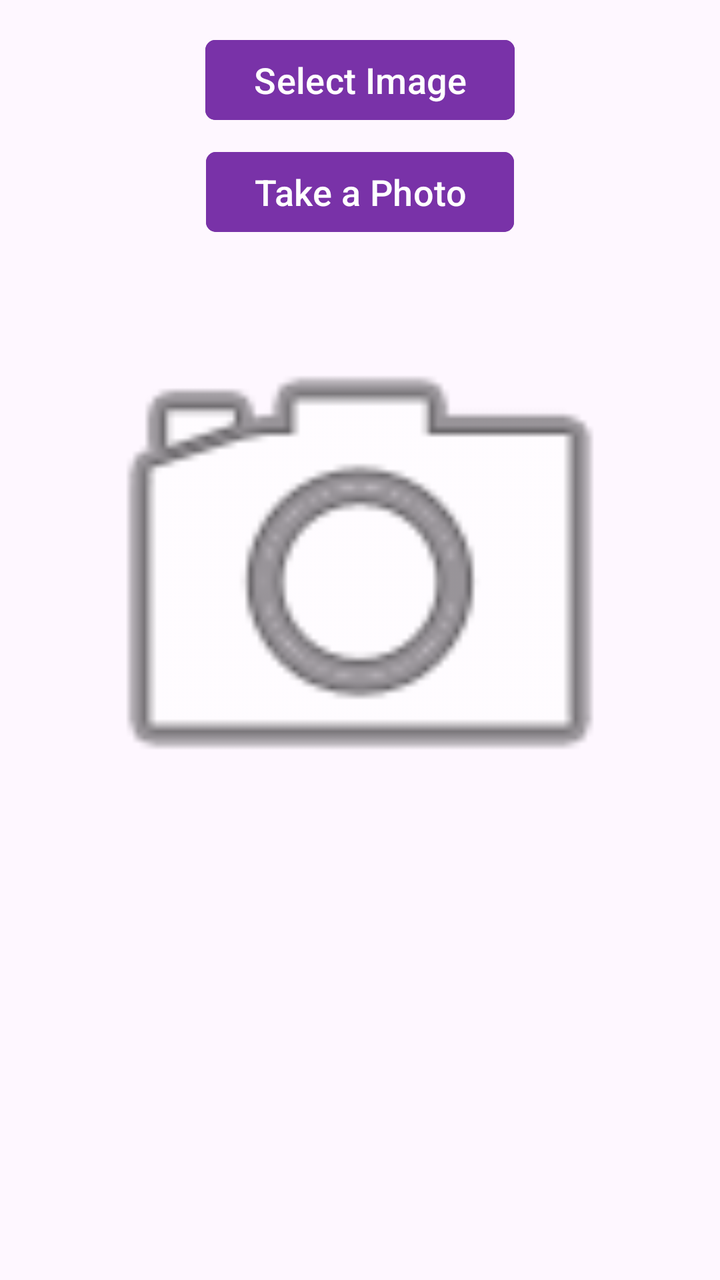
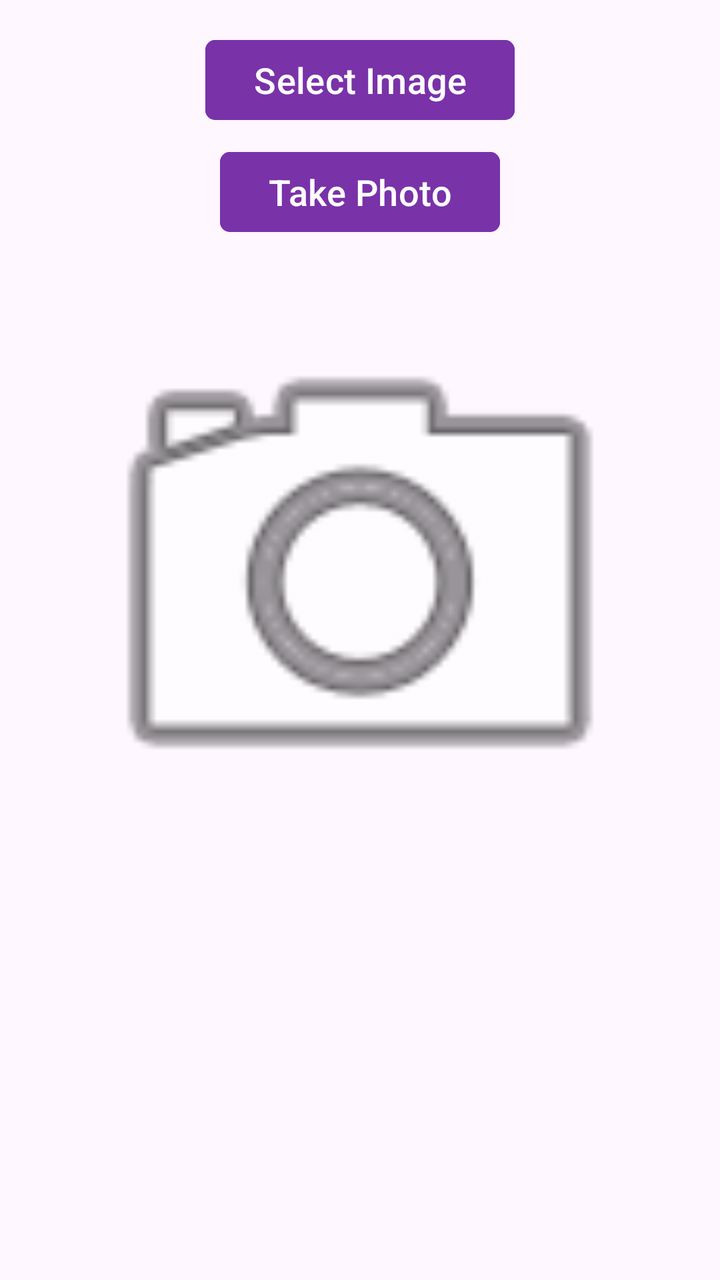

Two renders of the same Android screen: before a commit and after it. Below are the layout's source before the change and the commit's diff.
<!-- AndroidManifest.xml: application theme Theme.BridgeCare -->
<!-- res/layout/activity_edit_task.xml -->
<?xml version="1.0" encoding="utf-8"?>
<androidx.constraintlayout.widget.ConstraintLayout xmlns:android="http://schemas.android.com/apk/res/android"
    xmlns:app="http://schemas.android.com/apk/res-auto"
    xmlns:tools="http://schemas.android.com/tools"
    android:layout_width="match_parent"
    android:layout_height="match_parent"
    tools:context=".EditTaskActivity">

    <Button
        android:id="@+id/BSelectImage"
        android:layout_width="wrap_content"
        android:layout_height="wrap_content"
        android:layout_marginTop="16dp"
        android:text="Select Image"
        android:textColor="@android:color/white"
        android:textSize="18sp"
        app:layout_constraintEnd_toEndOf="parent"
        app:layout_constraintStart_toStartOf="parent"
        app:layout_constraintTop_toTopOf="parent"
        android:backgroundTint="#7932a8"
        app:cornerRadius="5dp"/>

    <Button
        android:id="@+id/BOpenCamera"
        android:layout_width="wrap_content"
        android:layout_height="wrap_content"
        android:layout_marginTop="8dp"
        android:text="Take a Photo"
        android:textColor="@android:color/white"
        android:textSize="18sp"
        app:layout_constraintBottom_toTopOf="@+id/IVPreviewImage"
        app:layout_constraintEnd_toEndOf="parent"
        app:layout_constraintStart_toStartOf="parent"
        app:layout_constraintTop_toBottomOf="@+id/BSelectImage"
        android:backgroundTint="#7932a8"
        app:cornerRadius="5dp"/>

    <ImageView
        android:id="@+id/IVPreviewImage"
        android:layout_width="300dp"
        android:layout_height="300dp"
        android:src="@android:drawable/ic_menu_camera"
        android:contentDescription="Preview Image"
        app:layout_constraintTop_toBottomOf="@+id/BOpenCamera"
        app:layout_constraintStart_toStartOf="parent"
        app:layout_constraintEnd_toEndOf="parent"
        app:layout_constraintBottom_toTopOf="@+id/BUploadImage"
        android:layout_marginStart="16dp"
        android:layout_marginTop="16dp"
        android:layout_marginEnd="16dp" />

    <Button
        android:id="@+id/BUploadImage"
        android:layout_width="wrap_content"
        android:layout_height="wrap_content"
        app:layout_constraintTop_toBottomOf="@+id/IVPreviewImage"
        app:layout_constraintStart_toStartOf="parent"
        app:layout_constraintEnd_toEndOf="parent"
        android:layout_marginTop="10dp"
        android:text="Upload Image"
        android:backgroundTint="#7932a8"
        app:cornerRadius="5dp"
        android:visibility="gone"/>

</androidx.constraintlayout.widget.ConstraintLayout>
<!-- resources referenced by this layout -->
<resources>
  <style name="Theme.BridgeCare" parent="Base.Theme.BridgeCare" />
  <style name="Base.Theme.BridgeCare" parent="Theme.Material3.DayNight.NoActionBar">
          
          
      </style>
</resources>

<!-- the commit's change to res/layout/activity_edit_task.xml (unified diff, before → after) -->
@@ -11,7 +11,7 @@
         android:layout_width="wrap_content"
         android:layout_height="wrap_content"
         android:layout_marginTop="16dp"
-        android:text="Select Image"
+        android:text="@string/select_image"
         android:textColor="@android:color/white"
         android:textSize="18sp"
         app:layout_constraintEnd_toEndOf="parent"
@@ -25,7 +25,7 @@
         android:layout_width="wrap_content"
         android:layout_height="wrap_content"
         android:layout_marginTop="8dp"
-        android:text="Take a Photo"
+        android:text="@string/take_photo"
         android:textColor="@android:color/white"
         android:textSize="18sp"
         app:layout_constraintBottom_toTopOf="@+id/IVPreviewImage"
@@ -40,7 +40,7 @@
         android:layout_width="300dp"
         android:layout_height="300dp"
         android:src="@android:drawable/ic_menu_camera"
-        android:contentDescription="Preview Image"
+        android:contentDescription="@string/cd_preview_image"
         app:layout_constraintTop_toBottomOf="@+id/BOpenCamera"
         app:layout_constraintStart_toStartOf="parent"
         app:layout_constraintEnd_toEndOf="parent"
@@ -57,7 +57,7 @@
         app:layout_constraintStart_toStartOf="parent"
         app:layout_constraintEnd_toEndOf="parent"
         android:layout_marginTop="10dp"
-        android:text="Upload Image"
+        android:text="@string/upload_image"
         android:backgroundTint="#7932a8"
         app:cornerRadius="5dp"
         android:visibility="gone"/>
<!-- resource entries referenced after the edit -->
@@ -1,5 +1,9 @@
 <!-- resources referenced by this layout -->
 <resources>
+  <string name="cd_preview_image">Preview image</string>
+  <string name="select_image">Select Image</string>
+  <string name="take_photo">Take Photo</string>
+  <string name="upload_image">Upload Image</string>
   <style name="Theme.BridgeCare" parent="Base.Theme.BridgeCare" />
   <style name="Base.Theme.BridgeCare" parent="Theme.Material3.DayNight.NoActionBar">
           
